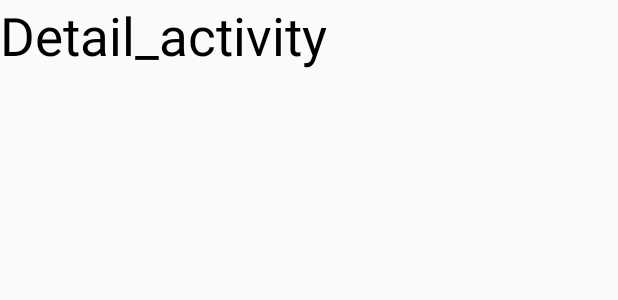
After one commit to AndresSotoLopez/DI, an Android app: the layout activity_detail.xml on its own in the app's theme, with its tools: preview values and no code run, on a phone screen of 412 x 824 dp. The commit adds this screen. Shown: the top 300 px of the screen. Run offline under Robolectric (Android 15) with nearby library versions, the phone set to English and light mode, and no system bars; network calls fail.

Commit message:
Tarea #2, implementada la actividad detail_activity al pulsar sobre una celda

```diff
--- a/sprint4android/MyOtherCatalog/app/build.gradle.kts
+++ b/sprint4android/MyOtherCatalog/app/build.gradle.kts
@@ -39,6 +39,7 @@
     implementation("androidx.recyclerview:recyclerview:1.2.1")
     implementation("androidx.appcompat:appcompat:1.6.1")
     implementation("com.google.android.material:material:1.10.0")
+    implementation("androidx.constraintlayout:constraintlayout:2.1.4")
     testImplementation("junit:junit:4.13.2")
     androidTestImplementation("androidx.test.ext:junit:1.1.5")
     androidTestImplementation("androidx.test.espresso:espresso-core:3.5.1")
--- /dev/null
+++ b/sprint4android/MyOtherCatalog/app/src/main/res/layout/activity_detail.xml
@@ -0,0 +1,18 @@
+<?xml version="1.0" encoding="utf-8"?>
+<androidx.constraintlayout.widget.ConstraintLayout
+    xmlns:android="http://schemas.android.com/apk/res/android"
+    xmlns:tools="http://schemas.android.com/tools"
+    xmlns:app="http://schemas.android.com/apk/res-auto"
+    android:layout_width="match_parent"
+    android:layout_height="match_parent"
+    tools:context=".detail_activity">
+
+    <TextView
+        android:layout_width="wrap_content"
+        android:layout_height="wrap_content"
+        android:text="Detail_activity"
+        android:textColor="@color/black"
+        android:textSize="35sp"
+        tools:ignore="MissingConstraints" />
+
+</androidx.constraintlayout.widget.ConstraintLayout>
```
Also changed, not shown: sprint4android/MyOtherCatalog/app/src/main/AndroidManifest.xml (+11 -13 lines), sprint4android/MyOtherCatalog/app/src/main/java/com/clase/myothercatalog/adapter.java (+13 -2 lines), sprint4android/MyOtherCatalog/app/src/main/java/com/clase/myothercatalog/detail_activity.java (added, +13 -0 lines), sprint4android/MyOtherCatalog/app/src/main/java/com/clase/myothercatalog/main_activity.java (+12 -2 lines), sprint4android/MyOtherCatalog/app/src/main/java/com/clase/myothercatalog/select_listener.java (added, +9 -0 lines).
